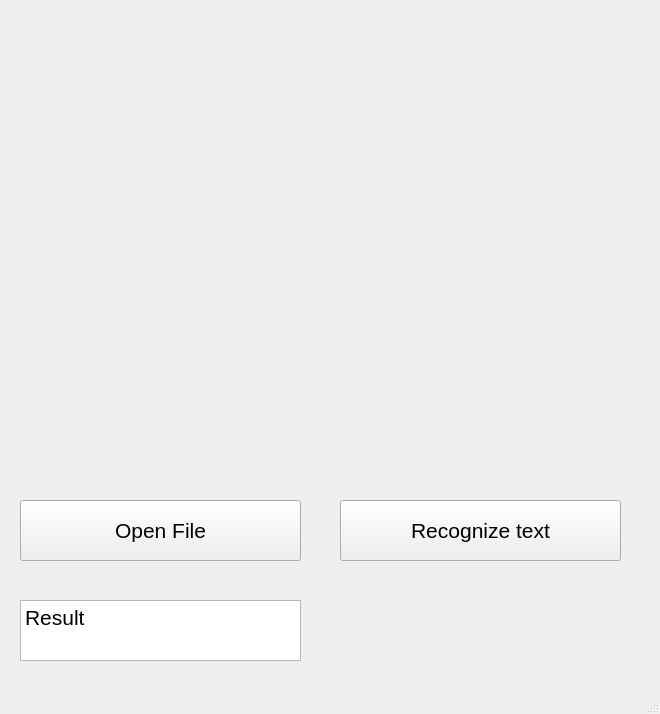
The window that image.ui (CISgroup1/HTR_GUI_PyQt) describes before a commit, drawn with Qt 5.
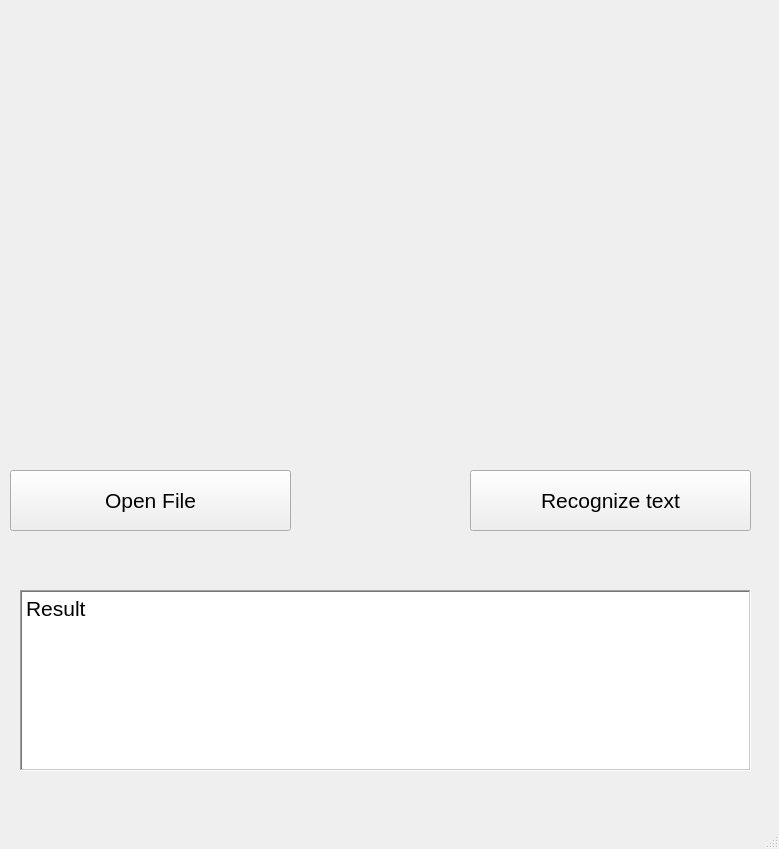
The same window after the commit.

```diff
--- a/image.ui
+++ b/image.ui
@@ -6,8 +6,8 @@
    <rect>
     <x>0</x>
     <y>0</y>
-    <width>660</width>
-    <height>714</height>
+    <width>779</width>
+    <height>849</height>
    </rect>
   </property>
   <property name="windowTitle">
@@ -17,8 +17,8 @@
    <widget class="QPushButton" name="pushButton">
     <property name="geometry">
      <rect>
-      <x>20</x>
-      <y>500</y>
+      <x>10</x>
+      <y>470</y>
       <width>281</width>
       <height>61</height>
      </rect>
@@ -43,8 +43,8 @@
      <rect>
       <x>10</x>
       <y>10</y>
-      <width>641</width>
-      <height>471</height>
+      <width>741</width>
+      <height>411</height>
      </rect>
     </property>
     <property name="text">
@@ -57,8 +57,8 @@
    <widget class="QPushButton" name="pushButton_2">
     <property name="geometry">
      <rect>
-      <x>340</x>
-      <y>500</y>
+      <x>470</x>
+      <y>470</y>
       <width>281</width>
       <height>61</height>
      </rect>
@@ -82,9 +82,9 @@
     <property name="geometry">
      <rect>
       <x>20</x>
-      <y>600</y>
-      <width>281</width>
-      <height>61</height>
+      <y>590</y>
+      <width>731</width>
+      <height>181</height>
      </rect>
     </property>
     <property name="font">
@@ -92,6 +92,12 @@
       <pointsize>16</pointsize>
      </font>
     </property>
+    <property name="autoFillBackground">
+     <bool>true</bool>
+    </property>
+    <property name="frameShape">
+     <enum>QFrame::WinPanel</enum>
+    </property>
     <property name="html">
      <string>&lt;!DOCTYPE HTML PUBLIC &quot;-//W3C//DTD HTML 4.0//EN&quot; &quot;http://www.w3.org/TR/REC-html40/strict.dtd&quot;&gt;
 &lt;html&gt;&lt;head&gt;&lt;meta name=&quot;qrichtext&quot; content=&quot;1&quot; /&gt;&lt;style type=&quot;text/css&quot;&gt;
```
